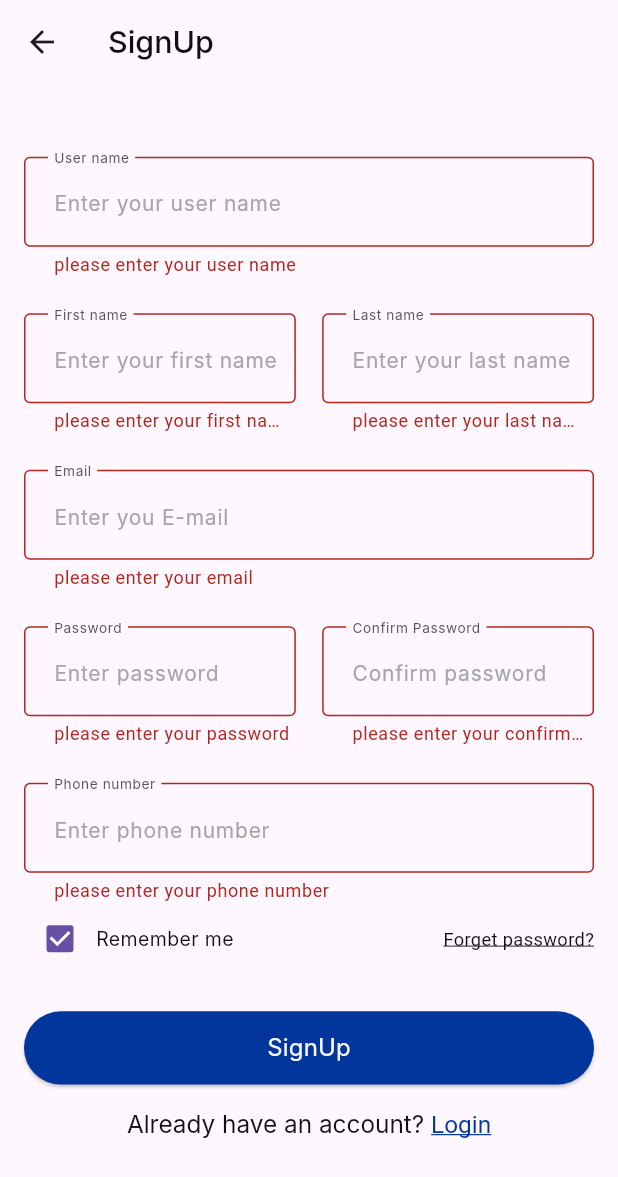
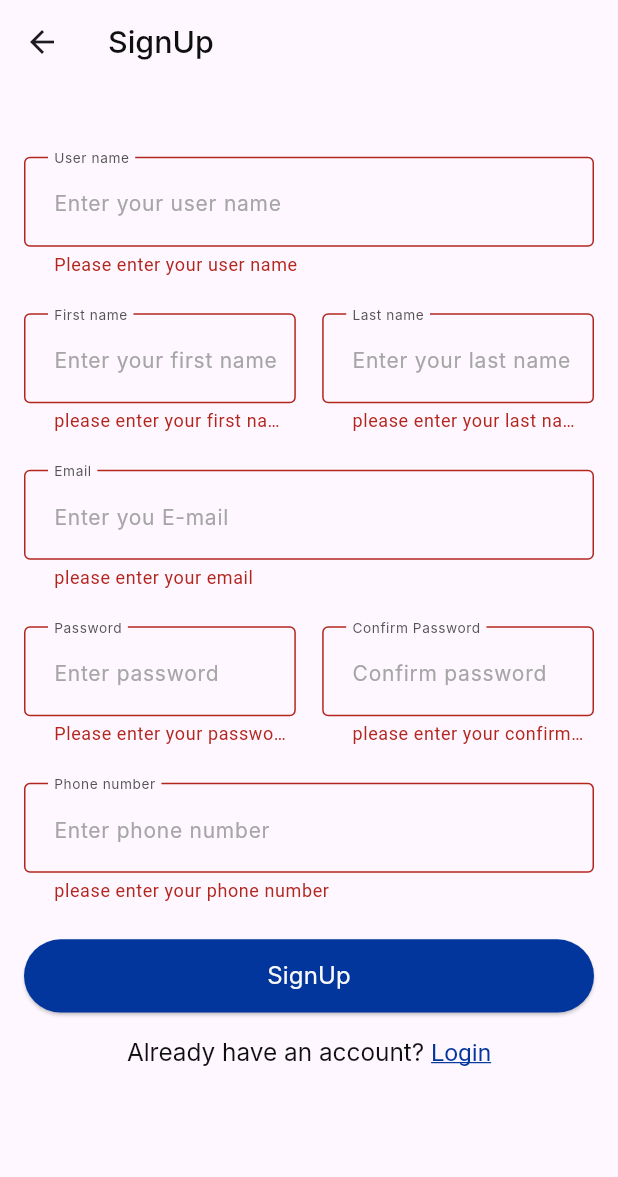
Before and after one commit to MoatazAbdElwhab/exam_app, a Flutter app: the SignupPage screen opened directly, after a tap on "SignUp", on a phone screen of 412 x 824 dp. Shown: the top 1177 px of the screen. Run offline on Flutter 3.47's test engine with Material 3 defaults, Android fonts, the phone set to English and light mode, and no system bars; our stand-ins replace flutter_screenutil, gap; Roboto replaces fonts that are missing (Inter).

Commit message:
refacor code

```diff
--- a/lib/core/functions/navigation.dart
+++ b/lib/core/functions/navigation.dart
@@ -13,3 +13,7 @@ pushAndRemoveUntil(BuildContext context, Widget view) {
   Navigator.of(context).pushAndRemoveUntil(
       MaterialPageRoute(builder: (context) => view), (route) => false);
 }
+
+pop(BuildContext context) {
+  Navigator.of(context).pop();
+}
--- a/lib/core/utils/validator.dart
+++ b/lib/core/utils/validator.dart
@@ -1,32 +1,82 @@
 class Validator {
-  static userNameValidation(name) {
-    const pattern = r'^[a-zA-Z ]+$';
-    return RegExp(pattern).hasMatch(name);
+  static String? userNameValidation(String? name) {
+    final RegExp nameRegex = RegExp(
+      r'^[a-zA-Z ]+$',
+    );
+    if (name == null || name.trim().isEmpty) {
+      return 'Please enter your user name';
+    } else if (nameRegex.hasMatch(name) == false) {
+      return 'Enter valid user name';
+    } else if (name.length < 8) {
+      return 'Username must be at least 8 characters';
+    } else {
+      return null;
+    }
   }
 
-  static phoneNumberValidation(name) {
-    const pattern = r"^[0-9]{10,15}$";
-    return RegExp(pattern).hasMatch(name);
+  static String? phoneNumberValidation(String? number) {
+    final RegExp numberRegex = RegExp(
+      r"^[0-9]{10,15}$",
+    );
+    if (number == null || number.trim().isEmpty) {
+      return 'please enter your phone number';
+    } else if (numberRegex.hasMatch(number) == false) {
+      return 'enter valid phone number';
+    } else {
+      return null;
+    }
   }
 
-  static passwordValidation(password) {
-    const pattern = r'^(?=.*?[A-Z])(?=.*?[a-z])(?=.*?[0-9]).{8,}$';
-    return RegExp(pattern).hasMatch(password);
+  static String? passwordValidation(String? password) {
+    final RegExp passwordRegex = RegExp(
+      r'^(?=.*?[A-Z])(?=.*?[a-z])(?=.*?[0-9]).{8,}$',
+    );
+    if (password == null || password.trim().isEmpty) {
+      return 'Please enter your password';
+    } else if (passwordRegex.hasMatch(password) == false) {
+      return 'The password is not valid';
+    } else {
+      return null;
+    }
   }
 
-  static lastNameValidation(name) {
-    const pattern = r"^[a-zA-Z]{2,30}$";
-    return RegExp(pattern).hasMatch(name);
+  static String? lastNameValidation(String? name) {
+    final RegExp nameRegex = RegExp(
+      r"^[a-zA-Z]{2,30}$",
+    );
+    if (name == null || name.trim().isEmpty) {
+      return 'please enter your last name';
+    } else if (nameRegex.hasMatch(name) == false) {
+      return 'enter valid last name';
+    } else {
+      return null;
+    }
   }
 
-  static firstNameValidation(name) {
-    const pattern = r"^[a-zA-Z]{2,30}$";
-    return RegExp(pattern).hasMatch(name);
+  static String? firstNameValidation(String? name) {
+    final RegExp nameRegex = RegExp(
+      r"^[a-zA-Z]{2,30}$",
+    );
+    if (name == null || name.trim().isEmpty) {
+      return 'please enter your first name';
+    } else if (nameRegex.hasMatch(name) == false) {
+      return 'enter valid first name';
+    } else {
+      return null;
+    }
   }
 
-  static bool emailValidate(String email) {
-    return RegExp(
-            r"^[a-zA-Z0-9.a-zA-Z0-9.!#$%&'*+-/=?^_`{|}~]+@[a-zA-Z0-9]+\.[a-zA-Z]+")
-        .hasMatch(email);
+  static String? emailValidate(String? email) {
+    final RegExp emailRegex = RegExp(
+      r"^[a-zA-Z0-9.a-zA-Z0-9.!#$%&'*+-/=?^_`{|}~]+@[a-zA-Z0-9]+\.[a-zA-Z]+",
+    );
+
+    if (email == null || email.trim().isEmpty) {
+      return 'please enter your email';
+    } else if (emailRegex.hasMatch(email) == false) {
+      return 'enter valid email';
+    } else {
+      return null;
+    }
   }
 }
--- a/lib/features/auth/presentation/pages/signup_page.dart
+++ b/lib/features/auth/presentation/pages/signup_page.dart
@@ -4,9 +4,6 @@ import 'package:exam_app/core/resources/styles_manager.dart';
 import 'package:exam_app/core/utils/validator.dart';
 import 'package:exam_app/core/widgets/custom_elevated_button.dart';
 import 'package:exam_app/core/widgets/custom_text_form_field.dart';
-import 'package:exam_app/features/auth/presentation/pages/forgetpassword_page.dart';
-import 'package:exam_app/features/auth/presentation/pages/login_page.dart';
-import 'package:exam_app/features/auth/presentation/widgets/remember_me_widget.dart';
 import 'package:exam_app/features/profile/presentation/profile_page.dart';
 import 'package:flutter/gestures.dart';
 import 'package:flutter/material.dart';
@@ -57,17 +54,7 @@ class _SignupPageState extends State<SignupPage> {
                 label: 'User name',
                 hint: 'Enter your user name',
                 controller: userNameController,
-                validator: (value) {
-                  if (value!.isEmpty) {
-                    return 'please enter your user name';
-                  } else if (value.length < 8) {
-                    return 'username must be at least 8 characters';
-                  } else if (!Validator.userNameValidation(value)) {
-                    return 'enter valid user name';
-                  } else {
-                    return null;
-                  }
-                },
+                validator: Validator.userNameValidation,
               ),
               Gap(24.h),
 
@@ -79,32 +66,17 @@ class _SignupPageState extends State<SignupPage> {
                       label: 'First name',
                       hint: 'Enter your first name',
                       controller: firstNameController,
-                      validator: (value) {
-                        if (value!.isEmpty) {
-                          return 'please enter your first name';
-                        } else if (!Validator.firstNameValidation(value)) {
-                          return 'enter valid first name';
-                        } else {
-                          return null;
-                        }
-                      },
+                      validator: Validator.firstNameValidation,
                     ),
                   ),
                   SizedBox(width: 16.w),
                   Expanded(
                     child: CustomTextFormField(
-                        label: 'Last name',
-                        hint: 'Enter your last name',
-                        controller: lastNameController,
-                        validator: (value) {
-                          if (value!.isEmpty) {
-                            return 'please enter your last name';
-                          } else if (!Validator.lastNameValidation(value)) {
-                            return 'enter valid last name';
-                          } else {
-                            return null;
-                          }
-                        }),
+                      label: 'Last name',
+                      hint: 'Enter your last name',
+                      controller: lastNameController,
+                      validator: Validator.lastNameValidation,
+                    ),
                   ),
                 ],
               ),
@@ -115,15 +87,7 @@ class _SignupPageState extends State<SignupPage> {
                 label: 'Email',
                 hint: 'Enter you E-mail',
                 controller: emailController,
-                validator: (value) {
-                  if (value!.isEmpty) {
-                    return 'please enter your email';
-                  } else if (!Validator.emailValidate(value)) {
-                    return 'enter valid email';
-                  } else {
-                    return null;
-                  }
-                },
+                validator: Validator.emailValidate,
               ),
               Gap(24.h),
 
@@ -135,15 +99,7 @@ class _SignupPageState extends State<SignupPage> {
                       label: 'Password',
                       hint: 'Enter password',
                       controller: passwordController,
-                      validator: (value) {
-                        if (value!.isEmpty) {
-                          return 'please enter your password';
-                        } else if (!Validator.passwordValidation(value)) {
-                          return 'enter valid password';
-                        } else {
-                          return null;
-                        }
-                      },
+                      validator: Validator.passwordValidation,
                     ),
                   ),
                   SizedBox(width: 16.w),
@@ -172,36 +128,9 @@ class _SignupPageState extends State<SignupPage> {
                 label: 'Phone number',
                 hint: 'Enter phone number',
                 controller: phoneNumberController,
-                validator: (value) {
-                  if (value!.isEmpty) {
-                    return 'please enter your phone number';
-                  } else if (!Validator.phoneNumberValidation(value)) {
-                    return 'enter valid phone number';
-                  } else {
-                    return null;
-                  }
-                },
+                validator: Validator.phoneNumberValidation,
               ),
 
-              //forgetpassword
-              Row(
-                mainAxisAlignment: MainAxisAlignment.spaceBetween,
-                children: [
-                  RememberMeWidget(
-                    value: true,
-                    onChanged: (p0) {},
-                  ),
-                  GestureDetector(
-                    onTap: () {
-                      push(context, ForgetpasswordPage());
-                    },
-                    child: Text(
-                      'Forget password?',
-                      style: getTextUnderLine(color: ColorManager.black),
-                    ),
-                  )
-                ],
-              ),
               SizedBox(height: 24.h),
 
               //signUp button
@@ -228,7 +157,7 @@ class _SignupPageState extends State<SignupPage> {
                           color: ColorManager.blue, fontSize: 16.sp),
                       recognizer: TapGestureRecognizer()
                         ..onTap = () {
-                          push(context, LoginPage());
+                          pop(context);
                         },
                     ),
                   ],
```
Also changed, not shown: lib/features/auth/presentation/pages/forgetpassword_page.dart (+1 -9 lines), lib/features/auth/presentation/pages/login_page.dart (+2 -16 lines).
